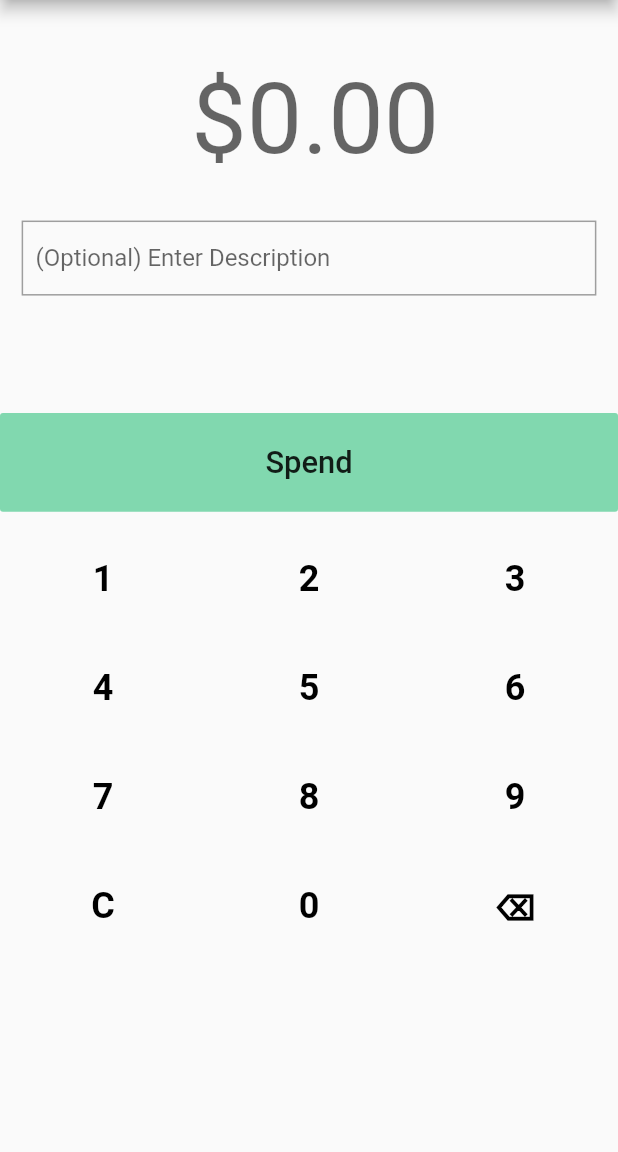
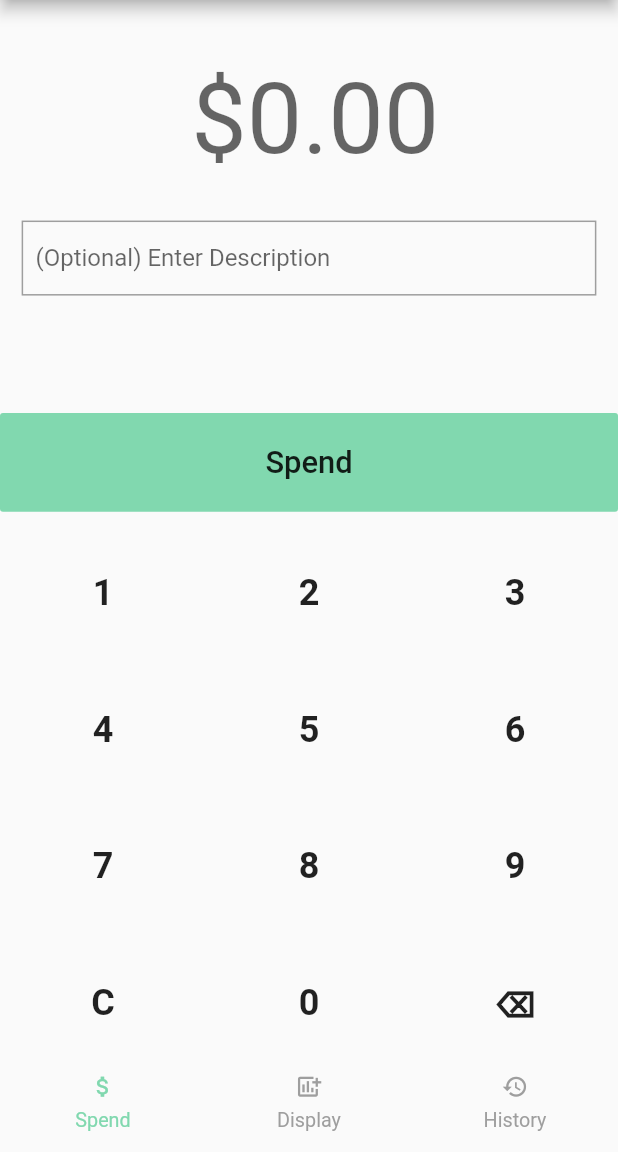
Before and after one commit to mohsinakmal/money_app, a Flutter app: the screen it shows after launch, on a phone screen of 412 x 824 dp, the part 84-1236 px from its top. Run offline on Flutter 3.47's test engine with Material 2 defaults, Android fonts, the phone set to English and light mode, and no system bars; our stand-ins replace get_it, injectable, stacked.

Commit message:
28/12/2020

```diff
--- a/lib/main.dart
+++ b/lib/main.dart
@@ -2,11 +2,12 @@ import 'package:flutter/material.dart';
 import 'package:money_tracker_app/utils/color_utils.dart';
 import 'package:money_tracker_app/utils/screen_util.dart';
 import 'package:money_tracker_app/utils/sizeconfig.dart';
+import 'package:money_tracker_app/views/money_tracker_mainView.dart';
 import 'package:money_tracker_app/views/submit_spending.dart';
 
 import 'app/locator.dart';
 
-void main() async{
+void main() async {
   await configure();
   runApp(
     App(),
@@ -27,7 +28,6 @@ class App extends StatelessWidget {
   }
 }
 
-
 class MyApp extends StatelessWidget {
   @override
   Widget build(BuildContext context) {
@@ -41,8 +41,8 @@ class MyApp extends StatelessWidget {
         return OrientationBuilder(
           builder: (context, orientation) {
             SizeConfig().init(constraints, orientation);
-            return SubmitSpending();
-            },
+            return MoneyTrackerMainView();
+          },
         );
       },
     );
--- /dev/null
+++ b/lib/view_models/saving_screen_model.dart
@@ -0,0 +1,3 @@
+import 'package:money_tracker_app/view_models/my_base_view_model.dart';
+
+class SavingScreenViewModel extends MyBaseViewModel {}
--- a/lib/view_models/submit_spending_view_model.dart
+++ b/lib/view_models/submit_spending_view_model.dart
@@ -1,83 +1,82 @@
-
 import 'package:flutter/cupertino.dart';
 import 'package:flutter/material.dart';
 import 'package:money_tracker_app/view_models/my_base_view_model.dart';
 
-class SubmitSpendingViewModel extends MyBaseViewModel{
+class SubmitSpendingViewModel extends MyBaseViewModel {
   final descriptionController = TextEditingController();
   final amountController = TextEditingController();
   FocusNode descriptionFocus = new FocusNode();
   bool isDescriptionInFocus = false;
-String  currentValue = "\$0.00";
+  String currentValue = "\$0.00";
 
-void initializeModel() async{
+  void initializeModel() async {
     descriptionController.clear();
     isDescriptionInFocus = false;
   }
 
-void _onDescriptionFocus(){
-  if(descriptionFocus.hasFocus){
+  void _onDescriptionFocus() {
+    if (descriptionFocus.hasFocus) {
       isDescriptionInFocus = true;
-  }
-  else{
+    } else {
       isDescriptionInFocus = false;
     }
     notifyListeners();
   }
 
-void setFocusListeners() async{
+  void setFocusListeners() async {
     descriptionFocus.addListener(_onDescriptionFocus);
   }
-Widget button(String number){
-  return MaterialButton(
+
+  Widget button(String number) {
+    return InkWell(
         //height: 100.0,
-      child: Text(number,
+        child: Center(
+          child: Text(
+            number,
             style: TextStyle(fontWeight: FontWeight.bold, fontSize: 24.0),
           ),
-       textColor: Colors.black,
+        ),
+        //textColor: Colors.black,
         // color: Colors.grey[100],
-      onPressed: () => buttonPressed(number)
-      );
+        onTap: () => buttonPressed(number));
   }
+
 // Widget deleteButton(Icon icon){
 //   return IconButton(
 //     icon: icon,
 //     onPressed: (){},
 //   );
 // }
-buttonPressed(String number){
-  if(number == "C" ){
-
-  }
-  else if(number == "⌫"){
-    if(amountController.text.length == 3){
-      var oldValues =  amountController.text.characters.toList();
+  buttonPressed(String number) {
+    if (number == "C") {
+    } else if (number == "⌫") {
+      if (amountController.text.length == 3) {
+        var oldValues = amountController.text.characters.toList();
         amountController.clear();
-      for(int i=0;i<oldValues.length;i++){
-        if(i == 0 || i ==1){
-        }else{
-          amountController.text = "."+amountController.text+ oldValues[i];
+        for (int i = 0; i < oldValues.length; i++) {
+          if (i == 0 || i == 1) {
+          } else {
+            amountController.text = "." + amountController.text + oldValues[i];
           }
         }
-    }else if(amountController.text.length == 2){
+      } else if (amountController.text.length == 2) {
         amountController.clear();
-    }else{
-      amountController.text = amountController.text.substring(1, amountController.text.length);
+      } else {
+        amountController.text =
+            amountController.text.substring(1, amountController.text.length);
       }
+    } else {
+      if (amountController.text.length == 3) {
+        amountController.text = number + amountController.text;
+      } else if (amountController.text.length < 3) {
+        if (amountController.text.length == 0) {
+          amountController.text = '.' + number;
+        } else if (amountController.text.length == 2) {
+          amountController.text = amountController.text.substring(1, 2);
+          amountController.text = "." + number + amountController.text;
         }
-  else{
-    if(amountController.text.length == 3){
-      amountController.text = number+amountController.text;
-    }else if(amountController.text.length < 3){
-      if(amountController.text.length==0){
-        amountController.text = '.'+number;
-      }else if(amountController.text.length==2){
-        amountController.text =  amountController.text.substring(1,2);
-        amountController.text = "."+number+amountController.text;
-      }
-    }
-    else{
-      amountController.text = number+amountController.text;
+      } else {
+        amountController.text = number + amountController.text;
       }
     }
   }
--- /dev/null
+++ b/lib/views/money_tracker_mainView.dart
@@ -0,0 +1,56 @@
+import 'package:animations/animations.dart';
+import 'package:flutter/material.dart';
+import 'package:money_tracker_app/app/locator.dart';
+import 'package:money_tracker_app/view_models/nav_view_model.dart';
+import 'package:money_tracker_app/views/history.dart';
+import 'package:money_tracker_app/views/show_savings.dart';
+import 'package:money_tracker_app/views/submit_spending.dart';
+import 'package:money_tracker_app/widgets/nav_bar.dart';
+import 'package:stacked/stacked.dart';
+
+class MoneyTrackerMainView extends StatefulWidget {
+  @override
+  _MoneyTrackerMainViewState createState() => _MoneyTrackerMainViewState();
+}
+
+class _MoneyTrackerMainViewState extends State<MoneyTrackerMainView> {
+  final GlobalKey<ScaffoldState> _scaffoldKey = new GlobalKey<ScaffoldState>();
+  Widget getBodyViews(int index) {
+    switch (index) {
+      case 0:
+        return SubmitSpending(_scaffoldKey);
+      case 1:
+        return ShowSavings(_scaffoldKey);
+      case 2:
+        return History(_scaffoldKey);
+    }
+  }
+
+  @override
+  Widget build(BuildContext context) {
+    return ViewModelBuilder<NavViewModel>.reactive(
+      builder: (context, model, child) {
+        return Scaffold(
+          key: _scaffoldKey,
+          bottomNavigationBar: NavBar(),
+          body: PageTransitionSwitcher(
+            transitionBuilder: (
+              Widget child,
+              Animation<double> animation,
+              Animation<double> secondaryAnimation,
+            ) {
+              return FadeThroughTransition(
+                animation: animation,
+                secondaryAnimation: secondaryAnimation,
+                child: child,
+              );
+            },
+            child: getBodyViews(model.currentIndex),
+          ),
+        );
+      },
+      viewModelBuilder: () => locator<NavViewModel>(),
+      disposeViewModel: false,
+    );
+  }
+}
--- a/lib/views/submit_spending.dart
+++ b/lib/views/submit_spending.dart
@@ -8,23 +8,25 @@ import 'package:money_tracker_app/utils/screen_util.dart';
 import 'package:money_tracker_app/utils/common_functions.dart';
 import 'package:money_tracker_app/utils/sizeconfig.dart';
 import 'package:money_tracker_app/view_models/submit_spending_view_model.dart';
-import 'package:money_tracker_app/widgets/size_helpers.dart';
+import 'package:money_tracker_app/widgets/nav_bar.dart';
+// import 'package:money_tracker_app/widgets/size_helpers.dart';
 import 'package:stacked/stacked.dart';
 
 class SubmitSpending extends StatefulWidget {
+  GlobalKey<ScaffoldState> scaffoldKey;
+  SubmitSpending(this.scaffoldKey);
   @override
   _SubmitSpendingState createState() => _SubmitSpendingState();
 }
 
 class _SubmitSpendingState extends State<SubmitSpending> {
-
   @override
   Widget build(BuildContext context) {
     return ViewModelBuilder<SubmitSpendingViewModel>.reactive(
       onModelReady: (data) => data.setFocusListeners(),
-      builder: (context, data, child){
+      builder: (context, data, child) {
         return GestureDetector(
-      onTap: (){
+          onTap: () {
             context.unFocus();
           },
           child: Scaffold(
@@ -55,19 +57,16 @@ class _SubmitSpendingState extends State<SubmitSpending> {
                   //   ),
                   // ),
                   child: new TextField(
-                controller:data.amountController,
+                    controller: data.amountController,
                     textAlign: TextAlign.center,
                     readOnly: true,
-                style: TextStyle(
-                  fontSize: 8*SizeConfig.textMultiplier
-                ),
+                    style: TextStyle(fontSize: 8 * SizeConfig.textMultiplier),
                     decoration: new InputDecoration(
                       contentPadding:
                           EdgeInsets.only(left: SizeConfig.widthMultiplier * 2),
                       hintText: data.currentValue,
-                  hintStyle: TextStyle(
-                    fontSize: 8*SizeConfig.textMultiplier
-                  ) ,
+                      hintStyle:
+                          TextStyle(fontSize: 8 * SizeConfig.textMultiplier),
                       border: InputBorder.none,
                     ),
                   ),
@@ -76,8 +75,8 @@ class _SubmitSpendingState extends State<SubmitSpending> {
                   height: SizeConfig.heightMultiplier * 3.5,
                 ),
                 Container(
-              margin: EdgeInsets.fromLTRB(SizeConfig.widthMultiplier * 3.5, 0,
-                  SizeConfig.widthMultiplier * 3.5, 0),
+                  margin: EdgeInsets.fromLTRB(SizeConfig.widthMultiplier * 3.5,
+                      0, SizeConfig.widthMultiplier * 3.5, 0),
                   decoration: new BoxDecoration(
                     shape: BoxShape.rectangle,
                     border: new Border.all(
@@ -116,13 +115,16 @@ class _SubmitSpendingState extends State<SubmitSpending> {
                 SizedBox(
                   height: SizeConfig.heightMultiplier * 2.5,
                 ),
-            Container(
-              alignment: Alignment.bottomCenter,
-              width: displayWidth(context)*1,
+                Expanded(
+                  child: Container(
+                    //alignment: Alignment.bottomCenter,
+                    //width: displayWidth(context)*1,
 
                     child: Column(
+                      mainAxisAlignment: MainAxisAlignment.center,
                       children: [
-                  Row(
+                        Expanded(
+                          child: Row(
                             mainAxisAlignment: MainAxisAlignment.center,
                             children: [
                               Expanded(child: data.button("1")),
@@ -130,10 +132,12 @@ class _SubmitSpendingState extends State<SubmitSpending> {
                               Expanded(child: data.button("3")),
                             ],
                           ),
+                        ),
                         SizedBox(
                           height: SizeConfig.heightMultiplier * 3,
                         ),
-                  Row(
+                        Expanded(
+                          child: Row(
                             mainAxisAlignment: MainAxisAlignment.center,
                             children: [
                               Expanded(child: data.button("4")),
@@ -141,10 +145,12 @@ class _SubmitSpendingState extends State<SubmitSpending> {
                               Expanded(child: data.button("6")),
                             ],
                           ),
+                        ),
                         SizedBox(
                           height: SizeConfig.heightMultiplier * 3,
                         ),
-                  Row(
+                        Expanded(
+                          child: Row(
                             mainAxisAlignment: MainAxisAlignment.center,
                             children: [
                               Expanded(child: data.button("7")),
@@ -152,10 +158,12 @@ class _SubmitSpendingState extends State<SubmitSpending> {
                               Expanded(child: data.button("9")),
                             ],
                           ),
+                        ),
                         SizedBox(
                           height: SizeConfig.heightMultiplier * 3,
                         ),
-                  Row(
+                        Expanded(
+                          child: Row(
                             mainAxisAlignment: MainAxisAlignment.center,
                             children: [
                               Expanded(child: data.button("C")),
@@ -163,14 +171,18 @@ class _SubmitSpendingState extends State<SubmitSpending> {
                               Expanded(child: data.button("⌫")),
                             ],
                           ),
+                        ),
                       ],
+                    ),
                   ),
                 )
               ],
             ),
           ),
         );
-    }, viewModelBuilder: ()=> locator<SubmitSpendingViewModel>(),disposeViewModel: false,
+      },
+      viewModelBuilder: () => locator<SubmitSpendingViewModel>(),
+      disposeViewModel: false,
     );
   }
 }
--- a/lib/widgets/nav_bar.dart
+++ b/lib/widgets/nav_bar.dart
@@ -1,4 +1,3 @@
-
 import 'package:flutter/cupertino.dart';
 import 'package:flutter/material.dart';
 import 'package:flutter/src/widgets/framework.dart';
@@ -7,48 +6,62 @@ import 'package:money_tracker_app/utils/sizeconfig.dart';
 import 'package:money_tracker_app/view_models/nav_view_model.dart';
 import 'package:stacked/stacked.dart';
 
-class NavBar extends ViewModelWidget<NavViewModel>{
+class NavBar extends ViewModelWidget<NavViewModel> {
   List navDataList = [
-    {"icon" : Icons.attach_money, "name" : "Spend"},
-    {"icon" : Icons.add_chart, "name" : "Display"},
-    {"icon" : Icons.history, "name" : "History"},
+    {"icon": Icons.attach_money, "name": "Spend"},
+    {"icon": Icons.add_chart, "name": "Display"},
+    {"icon": Icons.history, "name": "History"},
   ];
-  List<Widget> getNavItems(NavViewModel model){
-    return List.generate(3, (index) => Expanded(
+  List<Widget> getNavItems(NavViewModel model) {
+    return List.generate(
+        3,
+        (index) => Expanded(
               flex: 1,
               child: GestureDetector(
                 behavior: HitTestBehavior.translucent,
-        onTap: (){
-          if(index != model.currentIndex){
+                onTap: () {
+                  if (index != model.currentIndex) {
                     model.updateIndex(index);
                   }
                 },
                 child: Container(
                   child: Column(
+                    crossAxisAlignment: CrossAxisAlignment.center,
+                    mainAxisAlignment: MainAxisAlignment.center,
                     children: [
-              Image.asset(navDataList[index]['icon'],width: 4.3*SizeConfig.imageSizeMultiplier,height: 4.3*SizeConfig.imageSizeMultiplier,
-                color: model.currentIndex==index? ColorUtils.primaryColor : Colors.grey,),
-              SizedBox(height: 1.5*SizeConfig.imageSizeMultiplier,),
-              Text(navDataList[index]['name'],style: TextStyle(
-                  color: model.currentIndex==index? ColorUtils.primaryColor : Colors.grey ,fontSize: 1.6*SizeConfig.textMultiplier,
-              ),)
+                      Icon(
+                        navDataList[index]['icon'],
+                        size: 4.3 * SizeConfig.imageSizeMultiplier,
+                        color: model.currentIndex == index
+                            ? ColorUtils.primaryColor
+                            : Colors.grey,
+                      ),
+                      SizedBox(
+                        height: 1.5 * SizeConfig.imageSizeMultiplier,
+                      ),
+                      Text(
+                        navDataList[index]['name'],
+                        style: TextStyle(
+                          color: model.currentIndex == index
+                              ? ColorUtils.primaryColor
+                              : Colors.grey,
+                          fontSize: 1.6 * SizeConfig.textMultiplier,
+                        ),
+                      )
                     ],
                   ),
-        ) ,
                 ),
-    )
+              ),
+            ));
+  }
+
+  @override
+  Widget build(BuildContext context, NavViewModel model) {
+    return Container(
+      height: 8 * SizeConfig.heightMultiplier,
+      width: double.infinity,
+      //color: ColorUtils.primaryColor,
+      child: Row(children: getNavItems(model)),
     );
   }
-  @override
-  Widget build(BuildContext context, NavViewModel model) {
-    return  Container(
-      height: 8*SizeConfig.heightMultiplier,
-      width: double.infinity,
-      color: ColorUtils.primaryColor,
-      child: Row(
-          children: getNavItems(model)
-      ),
-    );
 }
-
-}
--- a/lib/widgets/size_helpers.dart
+++ /dev/null
@@ -1,14 +0,0 @@
-import 'package:flutter/material.dart';
-
-Size displaySize(BuildContext context){
-  debugPrint('Size = ' + MediaQuery.of(context).size.toString());
-  return MediaQuery.of(context).size;
-}
-double displayHeight(BuildContext context){
-  debugPrint('Height = ' + displaySize(context).height.toString());
-  return displaySize(context).height;
-}
-double displayWidth(BuildContext context) {
-  debugPrint('Width = ' + displaySize(context).width.toString());
-  return displaySize(context).width;
-}
--- a/pubspec.yaml
+++ b/pubspec.yaml
@@ -26,6 +26,8 @@ dependencies:
   stacked: ^1.7.7
   get_it: ^5.0.3
   injectable: ^1.0.5
+  page_transition:
+  animations:
 
 
 
```
Also changed, not shown: lib/app/locator.iconfig.dart (+5 -5 lines), lib/view_models/history_view_model.dart (added, +7 -0 lines), lib/views/history.dart (added, +135 -0 lines), lib/views/show_savings.dart (added, +49 -0 lines), pubspec.lock. Lines whose indentation alone changed are shown as unchanged.
